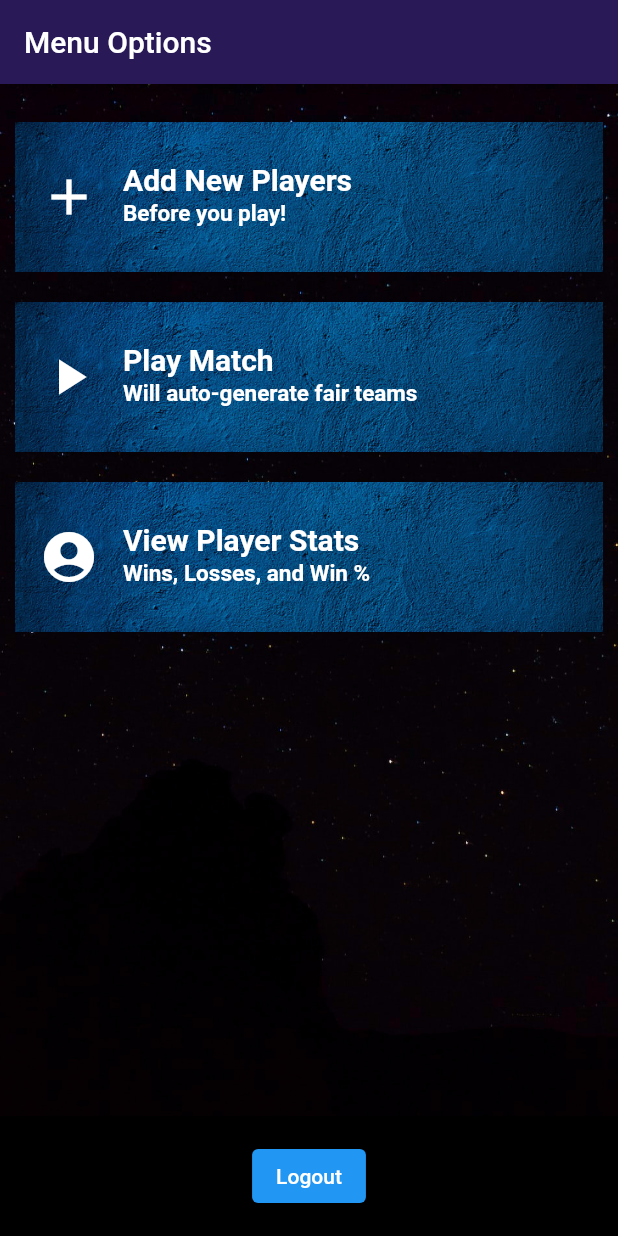
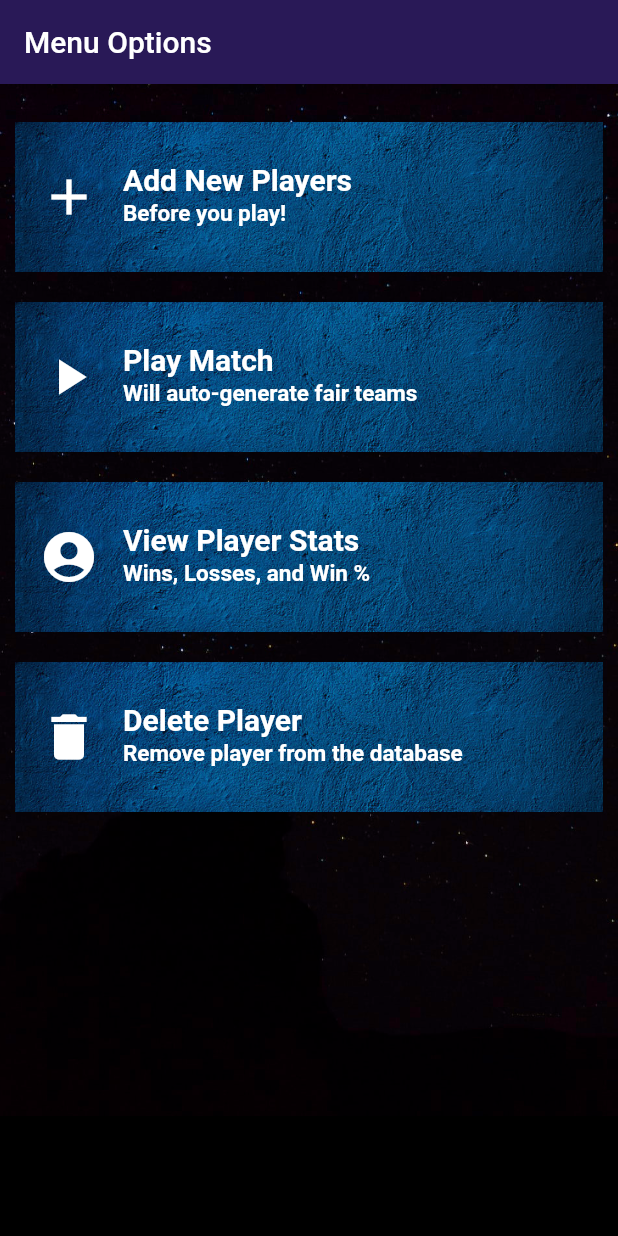
Before and after one commit to RayyanZaid/AutoVolley-Fair-Team-Generator, a Flutter app: the screen it shows after launch, on a phone screen of 412 x 824 dp. Run offline on Flutter 3.47's test engine with Material 2 defaults, Android fonts, the phone set to English and light mode, and no system bars; our stand-ins replace cloud_firestore, firebase_core, firebase_database; missing offline and left inert: app_settings, dart:ffi; accounts and stored records are empty.

Commit message:
Delete Player Page added

```diff
--- a/beta1/lib/Models/option_model.dart
+++ b/beta1/lib/Models/option_model.dart
@@ -36,6 +36,16 @@ final options = [
     title: 'View Player Stats',
     subtitle: 'Wins, Losses, and Win %',
   ),
+  Option(
+    icon: Icon(
+      Icons.delete,
+      size: 40.0,
+      color: Colors.white,
+    ),
+    title: 'Delete Player',
+    subtitle: 'Remove player from the database',
+  ),
+
   // Option(
   //   icon: Icon(Icons.invert_colors, size: 40.0, color: Colors.white),
   //   title: 'AI Trainer',
--- a/beta1/lib/Screens/successful_screen.dart
+++ b/beta1/lib/Screens/successful_screen.dart
@@ -9,6 +9,7 @@ import 'dart:convert';
 import 'package:http/http.dart' as http;
 import 'playerSelectionPage.dart';
 import 'newPlayerPage.dart';
+import 'deletePlayerPage.dart';
 
 class MenuOptionsScreen extends StatefulWidget {
   @override
@@ -223,7 +224,47 @@ class _MenuOptionsScreenState extends State<MenuOptionsScreen> {
                     },
                   ),
                 );
-              } else {}
+              } else {
+                return Container(
+                  alignment: Alignment.center,
+                  margin: EdgeInsets.all(10.0),
+                  width: double.infinity,
+                  height: 100.0,
+                  decoration: BoxDecoration(
+                      image: DecorationImage(
+                          image: AssetImage("assets/button.jpg"),
+                          fit: BoxFit.cover)),
+                  child: ListTile(
+                    leading: options[index - 1].icon,
+                    title: Text(
+                      options[index - 1].title,
+                      style: TextStyle(
+                          color: Colors.white,
+                          fontWeight: FontWeight.bold,
+                          fontSize: 20),
+                    ),
+                    subtitle: Text(
+                      options[index - 1].subtitle,
+                      style: TextStyle(
+                          color: Colors.white,
+                          fontWeight: FontWeight.bold,
+                          fontSize: 15),
+                    ),
+                    selected: _selectedOption == index - 1,
+                    onTap: () async {
+                      // here
+
+                      debugPrint('Delete Clicked');
+                      Navigator.push(context,
+                          MaterialPageRoute(builder: (context) {
+                        return DeletePlayerPage(
+                          title: 'Delete Player',
+                        );
+                      }));
+                    },
+                  ),
+                );
+              }
               return Container(
                 alignment: Alignment.center,
                 margin: EdgeInsets.all(10.0),
@@ -264,14 +305,14 @@ class _MenuOptionsScreenState extends State<MenuOptionsScreen> {
               mainAxisAlignment: MainAxisAlignment.center,
               mainAxisSize: MainAxisSize.min,
               children: <Widget>[
-                ElevatedButton(
-                    onPressed: () => {
-                          Navigator.push(context,
-                              MaterialPageRoute(builder: (context) {
-                            return WelcomeScreen();
-                          }))
-                        },
-                    child: Text('Logout')),
+                // ElevatedButton(
+                //     onPressed: () => {
+                //           Navigator.push(context,
+                //               MaterialPageRoute(builder: (context) {
+                //             return WelcomeScreen();
+                //           }))
+                //         },
+                //     child: Text('Logout')),
               ],
             )));
   }
```
Also changed, not shown: beta1/lib/Screens/deletePlayerPage.dart (added, +211 -0 lines), beta1/lib/Screens/newPlayerPage.dart (+5 -4 lines).
